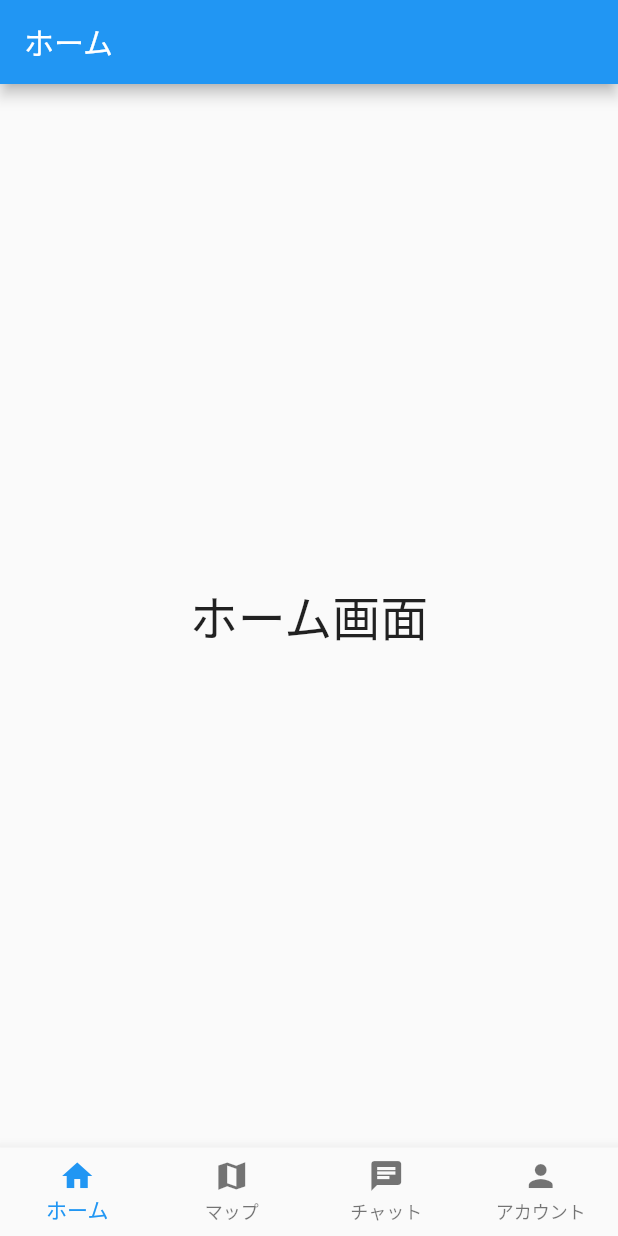
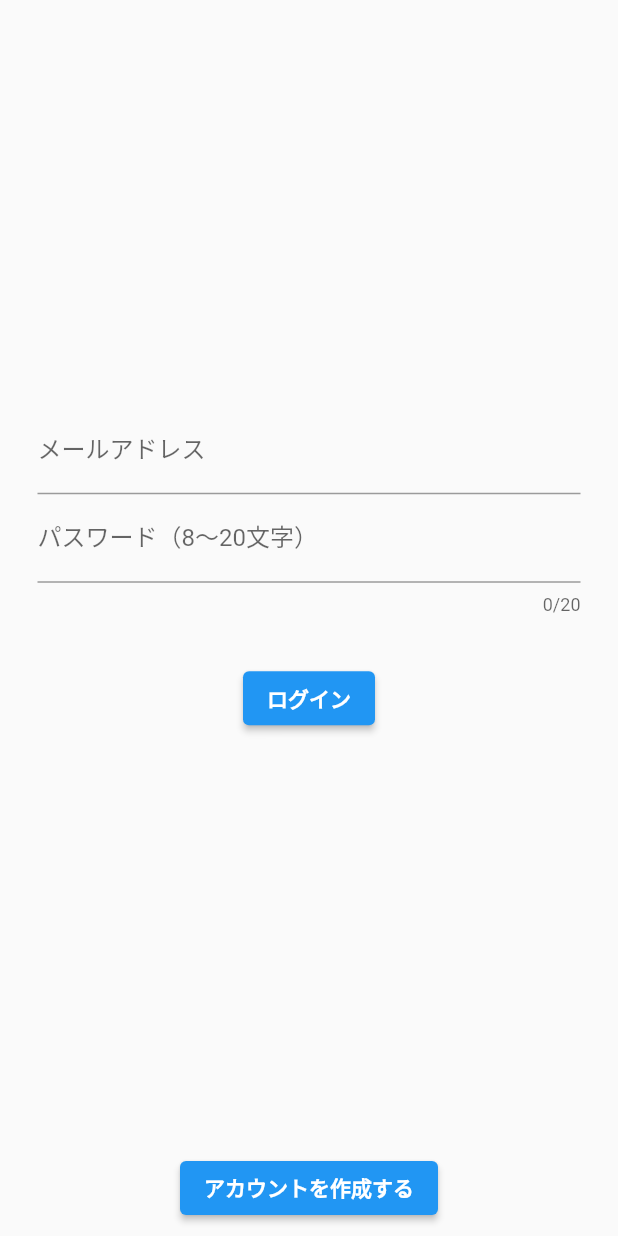
Before and after one commit to switch11010/bachiapp, a Flutter app: the screen it shows after launch, on a phone screen of 412 x 824 dp. Run offline on Flutter 3.47's test engine with Material 2 defaults, Android fonts, the phone set to English and light mode, and no system bars; our stand-ins replace firebase_auth, firebase_core, flutter_chat_types, flutter_chat_ui, flutter_dotenv, google_maps_flutter; missing offline and left inert: flutter_config; accounts and stored records are empty.

Commit message:
ログイン画面導入

```diff
--- a/lib/main.dart
+++ b/lib/main.dart
@@ -1,3 +1,4 @@
+import 'package:firebase_core/firebase_core.dart';
 import 'package:flutter/material.dart';
 import 'package:flutter_dotenv/flutter_dotenv.dart';
 import 'package:flutter_config/flutter_config.dart';
@@ -7,5 +8,6 @@ Future main() async {
   WidgetsFlutterBinding.ensureInitialized(); // Required by FlutterConfig
   await FlutterConfig.loadEnvVariables();
   // await dotenv.load(fileName: '.env');
+  await Firebase.initializeApp();
   runApp(const MyApp());
 }
--- a/lib/src/app.dart
+++ b/lib/src/app.dart
@@ -4,6 +4,8 @@ import 'screens/account.dart';
 import 'screens/mapview.dart';
 import 'screens/home.dart';
 import 'screens/chatroom.dart';
+
+import 'login_parts/login.dart';
 
 class MyApp extends StatelessWidget {
   const MyApp({Key? key}) : super(key: key);
@@ -15,13 +17,14 @@ class MyApp extends StatelessWidget {
       theme: ThemeData(
         primarySwatch: Colors.blue,
       ),
-      home: const MyStatefulWidget(),
+      home: Login()
+      // const MyStatefulWidget(),
     );
   }
 }
 
 class MyStatefulWidget extends StatefulWidget {
-  const MyStatefulWidget({Key? key}) : super(key: key);
+  const MyStatefulWidget({Key? key, required String user_id}) : super(key: key);
 
   @override
   State<MyStatefulWidget> createState() => _MyStatefulWidgetState();
--- /dev/null
+++ b/lib/src/login_parts/authentication_error.dart
@@ -0,0 +1,51 @@
+// Firebase Authentication利用時の日本語エラーメッセージ
+class Authentication_error {
+
+  // ログイン時の日本語エラーメッセージ
+  String login_error_msg(String error_code){
+
+    String error_msg;
+
+    if(error_code == 'ERROR_INVALID_EMAIL'){
+      error_msg = '有効なメールアドレスを入力してください。';
+
+    }else if (error_code == 'ERROR_USER_NOT_FOUND'){
+      // 入力されたメールアドレスが登録されていない場合
+      error_msg = 'メールアドレスかパスワードが間違っています。';
+
+    }else if (error_code == 'ERROR_WRONG_PASSWORD'){
+      // 入力されたパスワードが間違っている場合
+      error_msg = 'メールアドレスかパスワードが間違っています。';
+
+    }else if (error_code == 'error'){
+      // メールアドレスかパスワードがEmpty or Nullの場合
+      error_msg = 'メールアドレスとパスワードを入力してください。';
+
+    }else{
+      error_msg = error_code;
+    }
+
+    return error_msg;
+  }
+
+
+  // アカウント登録時の日本語エラーメッセージ
+  String register_error_msg(String error_code){
+
+    String error_msg;
+
+    if(error_code == 'ERROR_INVALID_EMAIL'){
+      error_msg = '有効なメールアドレスを入力してください。';
+
+    }else if (error_code == 'error'){
+      // メールアドレスかパスワードがEmpty or Nullの場合
+      error_msg = 'メールアドレスとパスワードを入力してください。';
+
+    }else{
+      error_msg = error_code;
+    }
+
+    return error_msg;
+  }
+
+}
--- /dev/null
+++ b/lib/src/login_parts/login.dart
@@ -0,0 +1,139 @@
+import 'package:flutter/material.dart';
+import 'package:firebase_auth/firebase_auth.dart';
+import 'package:flutter/services.dart';
+import 'authentication_error.dart';
+import 'registration.dart';
+import '../app.dart';
+
+class Login extends StatefulWidget {
+  @override
+  _LoginPage createState() => _LoginPage();
+}
+
+class _LoginPage extends State<Login> {
+
+  String login_Email = "";  // 入力されたメールアドレス
+  String login_Password = "";  // 入力されたパスワード
+  String infoText = "";  // ログインに関する情報を表示
+
+  // Firebase Authenticationを利用するためのインスタンス
+  final FirebaseAuth auth = FirebaseAuth.instance;
+  late UserCredential result;
+  late User user;
+
+  // エラーメッセージを日本語化するためのクラス
+  final auth_error = Authentication_error();
+
+  @override
+  Widget build(BuildContext context) {
+
+    return Scaffold(
+      body: Center(
+        child: Column(
+          mainAxisSize: MainAxisSize.min,
+          children: <Widget>[
+
+            // メールアドレスの入力フォーム
+            Padding(
+                padding: EdgeInsets.fromLTRB(25.0, 0, 25.0, 0),
+                child:TextFormField(
+                  decoration: InputDecoration(
+                      labelText: "メールアドレス"
+                  ),
+                  onChanged: (String value) {
+                    login_Email = value;
+                  },
+                )
+            ),
+
+            // パスワードの入力フォーム
+            Padding(
+              padding: EdgeInsets.fromLTRB(25.0, 0, 25.0, 10.0),
+              child:TextFormField(
+                decoration: InputDecoration(
+                    labelText: "パスワード（8～20文字）"
+                ),
+                obscureText: true,  // パスワードが見えないようRにする
+                maxLength: 20,  // 入力可能な文字数
+                maxLengthEnforcement: MaxLengthEnforcement.none,   // 入力可能な文字数の制限を超える場合の挙動の制御
+                onChanged: (String value) {
+                  login_Password= value;
+                },
+              ),
+            ),
+
+            // ログイン失敗時のエラーメッセージ
+            Padding(
+              padding: EdgeInsets.fromLTRB(20.0, 0, 20.0, 5.0),
+              child:Text(infoText,
+                style: TextStyle(color: Colors.red),),
+            ),
+
+            ButtonTheme(
+              minWidth: 350.0,
+              // height: 100.0,
+              child: ElevatedButton(
+                  child: Text('ログイン',
+                    style: TextStyle(fontWeight: FontWeight.bold),),
+                  onPressed: () async {
+                    try {
+                      // メール/パスワードでユーザー登録
+                      result = await auth.signInWithEmailAndPassword(
+                        email: login_Email,
+                        password: login_Password,
+                      );
+
+                      // ログイン成功
+                      // ログインユーザーのIDを取得
+                      user = result.user!;
+                      Navigator.push(
+                          context,
+                          MaterialPageRoute(
+                            builder: (context) => MyStatefulWidget(user_id: user.uid),
+                          )
+                      );
+
+                    } catch (e) {
+                      // ログインに失敗した場合
+                      setState(() {
+                        infoText = auth_error.login_error_msg(e.toString());
+                      });
+                    }
+                  }
+              ),
+            ),
+          ],
+        ),
+      ),
+
+      // 画面下にボタンの配置
+      bottomNavigationBar: Column(
+          mainAxisSize: MainAxisSize.min,
+          children: <Widget>[
+
+            Padding(
+              padding: const EdgeInsets.all(8.0),
+              child:ButtonTheme(
+                minWidth: 350.0,
+                // height: 100.0,
+                child: ElevatedButton(
+                    child: Text('アカウントを作成する',
+                      style: TextStyle(fontWeight: FontWeight.bold),),
+
+                    // ボタンクリック後にアカウント作成用の画面の遷移する。
+                    onPressed: (){
+                      Navigator.of(context).push(
+                        MaterialPageRoute(
+                          fullscreenDialog: true,
+                          builder: (BuildContext context) => Registration(),
+                        ),
+                      );
+                    }
+
+                ),
+              ),
+            ),
+          ]),
+    );
+  }
+}
--- a/pubspec.yaml
+++ b/pubspec.yaml
@@ -36,12 +36,15 @@ dependencies:
   # The following adds the Cupertino Icons font to your application.
   # Use with the CupertinoIcons class for iOS style icons.
   cupertino_icons: ^1.0.2
-  font_awesome_flutter: ^8.4.0  # 追加
+  font_awesome_flutter: ^8.4.0
   flutter_chat_ui: ^1.6.6
   google_maps_flutter: ^2.2.3
   geolocator: ^9.0.2
   flutter_hooks: ^0.18.5+1
   flutter_dotenv: ^5.0.2
+  firebase_core: ^2.4.1
+  firebase_auth: ^4.2.5
+  cloud_firestore: ^4.3.1
   flutter_config: ^2.0.0
 
 dev_dependencies:
```
Also changed, not shown: lib/src/login_parts/registration.dart (added, +124 -0 lines), pubspec.lock, 41 other files.
